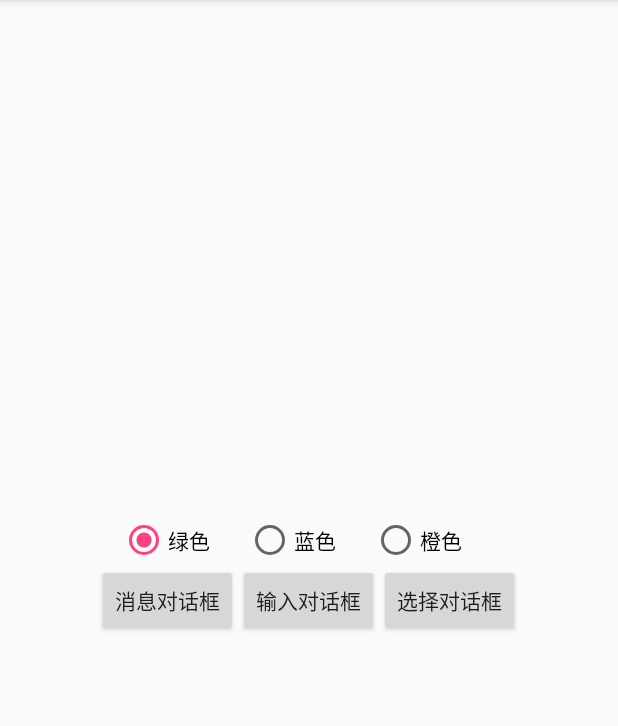
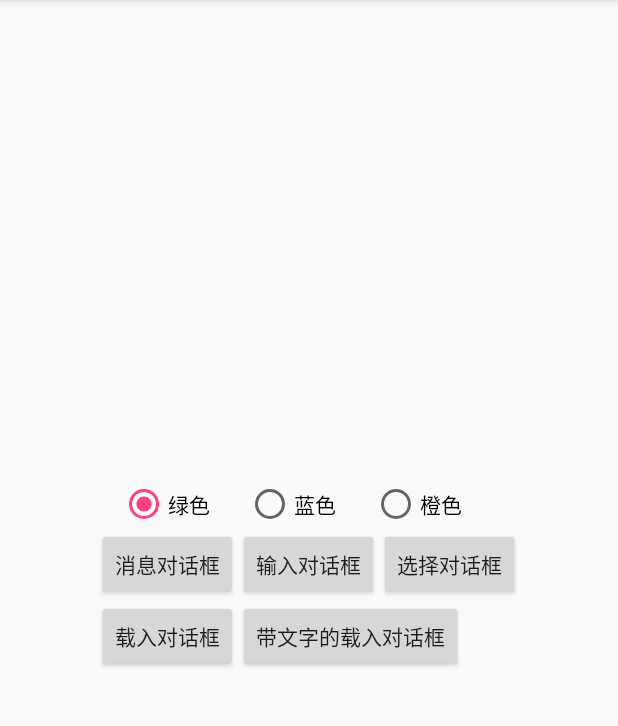
Before and after one commit to kongzue/Dialog, an Android app: the screen it shows after launch (MainActivity), on a phone screen of 412 x 824 dp, the part 84-810 px from its top. Run offline under Robolectric (Android 15) with nearby library versions, the phone set to English and light mode, and no system bars.

Commit message:
add progressdialog with tip like iOS style

```diff
--- a/app/src/main/java/com/kongzue/dialogdemo/MainActivity.java
+++ b/app/src/main/java/com/kongzue/dialogdemo/MainActivity.java
@@ -11,6 +11,7 @@ import android.widget.Toast;
 
 import com.kongzue.dialog.InputDialog;
 import com.kongzue.dialog.MessageDialog;
+import com.kongzue.dialog.ProgressbarDialog;
 import com.kongzue.dialog.SelectDialog;
 import com.kongzue.dialog.listener.InputDialogCallbackClickListener;
 import com.kongzue.dialog.util.DialogThemeColor;
@@ -26,6 +27,8 @@ public class MainActivity extends AppCompatActivity {
     private Button btnMsg;
     private Button btnInput;
     private Button btnSelect;
+    private Button btnPsg;
+    private Button btnPsgInfo;
 
     private void initViews() {
         grp = (RadioGroup) findViewById(R.id.grp);
@@ -35,6 +38,8 @@ public class MainActivity extends AppCompatActivity {
         btnMsg = (Button) findViewById(R.id.btn_msg);
         btnInput = (Button) findViewById(R.id.btn_input);
         btnSelect = (Button) findViewById(R.id.btn_select);
+        btnPsg = (Button) findViewById(R.id.btn_psg);
+        btnPsgInfo = (Button) findViewById(R.id.btn_psg_info);
     }
 
     @Override
@@ -51,6 +56,8 @@ public class MainActivity extends AppCompatActivity {
         //欢迎信息，快速调用对话框的方式
         MessageDialog.show(this, "欢迎", "欢迎使用Kongzue家的对话框，此案例提供常用的几种对话框样式\na 如有问题可以在https://github.com/kongzue/Dialog提交反馈", "关闭", null);
     }
+
+    private ProgressbarDialog progressbarDialog;
 
     private void initEvent() {
         //选择主题配色
@@ -153,6 +160,28 @@ public class MainActivity extends AppCompatActivity {
 //                });
             }
         });
+
+        //载入对话框
+        btnPsg.setOnClickListener(new View.OnClickListener() {
+            @Override
+            public void onClick(View v) {
+                if (progressbarDialog==null) progressbarDialog=new ProgressbarDialog(MainActivity.this);
+                progressbarDialog.setInfo("");
+                progressbarDialog.setCancelable(true);
+                progressbarDialog.show();
+            }
+        });
+
+        //带文字的载入对话框
+        btnPsgInfo.setOnClickListener(new View.OnClickListener() {
+            @Override
+            public void onClick(View v) {
+                if (progressbarDialog==null) progressbarDialog=new ProgressbarDialog(MainActivity.this);
+                progressbarDialog.setInfo("载入中...");
+                progressbarDialog.setCancelable(true);
+                progressbarDialog.show();
+            }
+        });
     }
 
 }
--- a/app/src/main/res/layout/activity_main.xml
+++ b/app/src/main/res/layout/activity_main.xml
@@ -68,5 +68,24 @@
 
         </LinearLayout>
 
+        <LinearLayout
+            android:layout_width="wrap_content"
+            android:layout_height="wrap_content"
+            android:orientation="horizontal">
+
+            <Button
+                android:id="@+id/btn_psg"
+                android:layout_width="wrap_content"
+                android:layout_height="wrap_content"
+                android:text="载入对话框" />
+
+            <Button
+                android:id="@+id/btn_psg_info"
+                android:layout_width="wrap_content"
+                android:layout_height="wrap_content"
+                android:text="带文字的载入对话框" />
+
+        </LinearLayout>
+
     </LinearLayout>
 </RelativeLayout>
--- a/dialog/src/main/res/values/colors.xml
+++ b/dialog/src/main/res/values/colors.xml
@@ -9,4 +9,5 @@
     <color name="orange_light_d">#f9dac1</color>
     <color name="blue_light">#dae4f2</color>
     <color name="blue_light_d">#c0d4f1</color>
+    <color name="progress_dlg_bkg">#c8000000</color>
 </resources>
```
Also changed, not shown: dialog/src/main/java/com/kongzue/dialog/ProgressbarDialog.java (+37 -1 lines), dialog/src/main/res/drawable/rent_progressbkg.xml (added, +10 -0 lines), dialog/src/main/res/layout/dialog_progressbar.xml (+25 -0 lines).
